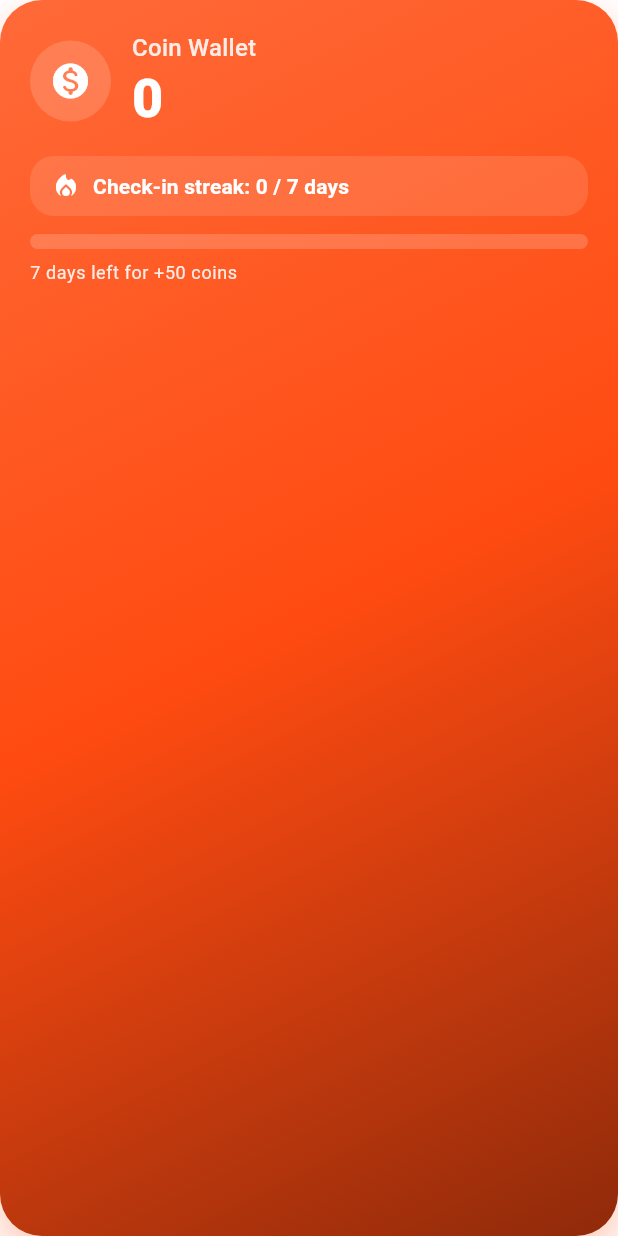
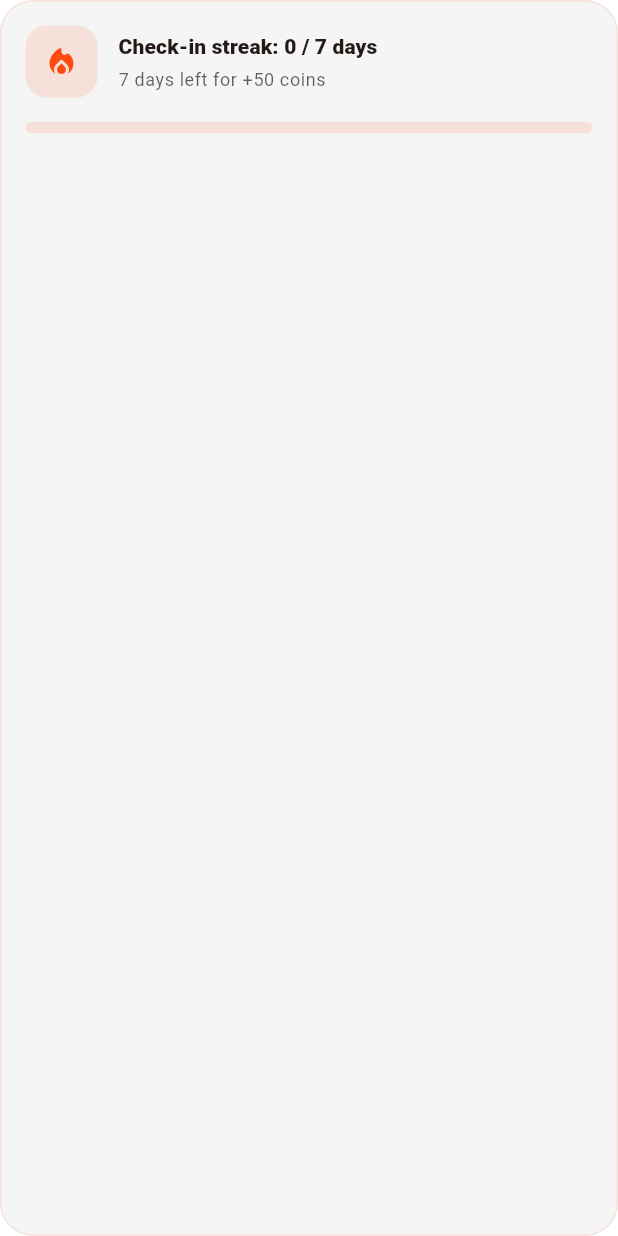
Before and after one commit to SurajChaurasia84/HydraXZone, a Flutter app: the _WalletCard widget shown alone on an empty page, opened directly with empty values, on a phone screen of 412 x 824 dp. Run offline on Flutter 3.47's test engine with Material 3 defaults, Android fonts, the phone set to English and light mode, and no system bars; our stand-ins replace cloud_firestore, file_picker, firebase_auth, firebase_core, firebase_storage, google_sign_in and 1 more; accounts and stored records are empty; generated files the repository leaves out were written again.

Commit message:
Update coins_screen

```diff
--- a/lib/screens/coins_screen.dart
+++ b/lib/screens/coins_screen.dart
@@ -2,6 +2,7 @@ import 'package:cloud_firestore/cloud_firestore.dart';
 import 'package:flutter/material.dart';
 
 import 'coin_service.dart';
+import 'home_screen.dart';
 import 'screen_constants.dart';
 
 class CoinsScreen extends StatelessWidget {
@@ -17,11 +18,13 @@ class CoinsScreen extends StatelessWidget {
         final streak = (data['checkInStreak'] as num?)?.toInt() ?? 0;
         final dailyOpenClaimed = _isClaimedToday(data['lastOpenRewardAt']);
         final adRewardClaimed = _isClaimedToday(data['lastAdRewardAt']);
-        final spinClaimed = _isClaimedToday(data['lastSpinAt']);
         final checkInClaimed = _isClaimedToday(data['lastCheckInAt']);
 
         return Scaffold(
-          appBar: AppBar(title: const Text('Coins')),
+          appBar: AppBar(
+            title: const Text('Coins'),
+            actions: const [CoinBadge(), SizedBox(width: 16)],
+          ),
           body: ListView(
             padding: const EdgeInsets.fromLTRB(20, 12, 20, 28),
             children: [
@@ -63,21 +66,7 @@ class CoinsScreen extends StatelessWidget {
                           successPrefix: 'Ad reward claimed',
                         ),
               ),
-              const SizedBox(height: 12),
-              _RewardActionCard(
-                title: 'Daily Spin',
-                subtitle: 'Spin once daily to win coins',
-                icon: Icons.casino_rounded,
-                buttonText: spinClaimed ? 'Claimed' : 'Spin',
-                enabled: !spinClaimed,
-                onTap: spinClaimed
-                    ? null
-                    : () => _runRewardAction(
-                          context,
-                          () => CoinService.claimDailySpin(),
-                          successPrefix: 'Spin reward won',
-                        ),
-              ),
+
               const SizedBox(height: 12),
               _RewardActionCard(
                 title: '7 Day Check-In',
@@ -166,27 +155,16 @@ class _WalletCard extends StatelessWidget {
   @override
   Widget build(BuildContext context) {
     final progress = (streak / CoinService.checkInGoalDays).clamp(0.0, 1.0);
+    final isDark = Theme.of(context).brightness == Brightness.dark;
 
     return Container(
-      padding: const EdgeInsets.all(20),
+      padding: const EdgeInsets.all(16),
       decoration: BoxDecoration(
-        borderRadius: BorderRadius.circular(28),
-        gradient: const LinearGradient(
-          begin: Alignment.topLeft,
-          end: Alignment.bottomRight,
-          colors: [
-            Color(0xFFFF6A38),
-            primaryColor,
-            Color(0xFF8F2A0A),
-          ],
+        borderRadius: BorderRadius.circular(22),
+        color: isDark ? cardBackground : Colors.grey.shade100,
+        border: Border.all(
+          color: primaryColor.withValues(alpha: 0.12),
         ),
-        boxShadow: const [
-          BoxShadow(
-            color: Color(0x55FF4B11),
-            blurRadius: 24,
-            offset: Offset(0, 12),
-          ),
-        ],
       ),
       child: Column(
         crossAxisAlignment: CrossAxisAlignment.start,
@@ -194,79 +172,48 @@ class _WalletCard extends StatelessWidget {
           Row(
             children: [
               Container(
-                height: 54,
-                width: 54,
+                height: 48,
+                width: 48,
                 decoration: BoxDecoration(
-                  color: Colors.white.withValues(alpha: 0.16),
-                  shape: BoxShape.circle,
+                  color: primaryColor.withValues(alpha: 0.12),
+                  borderRadius: BorderRadius.circular(14),
                 ),
                 child: const Icon(
-                  Icons.monetization_on_rounded,
-                  color: Colors.white,
-                  size: 28,
+                  Icons.local_fire_department_rounded,
+                  color: primaryColor,
                 ),
               ),
               const SizedBox(width: 14),
-              Column(
+              Expanded(
+                child: Column(
                   crossAxisAlignment: CrossAxisAlignment.start,
                   children: [
                     Text(
-                    'Coin Wallet',
-                    style: Theme.of(context).textTheme.titleMedium?.copyWith(
-                          color: Colors.white.withValues(alpha: 0.88),
+                      'Check-in streak: $streak / ${CoinService.checkInGoalDays} days',
+                      style: Theme.of(context).textTheme.titleSmall?.copyWith(
+                            fontWeight: FontWeight.w800,
                           ),
                     ),
+                    const SizedBox(height: 4),
                     Text(
-                    '$coins',
-                    style: Theme.of(context).textTheme.displaySmall?.copyWith(
-                          color: Colors.white,
-                          fontWeight: FontWeight.w900,
-                        ),
-                  ),
-                ],
-              ),
-            ],
-          ),
-          const SizedBox(height: 16),
-          Container(
-            padding: const EdgeInsets.symmetric(horizontal: 14, vertical: 10),
-            decoration: BoxDecoration(
-              color: Colors.white.withValues(alpha: 0.12),
-              borderRadius: BorderRadius.circular(16),
-            ),
-            child: Row(
-              children: [
-                const Icon(
-                  Icons.local_fire_department_rounded,
-                  color: Colors.white,
-                  size: 20,
-                ),
-                const SizedBox(width: 8),
-                Text(
-                  'Check-in streak: $streak / ${CoinService.checkInGoalDays} days',
-                  style: Theme.of(context).textTheme.titleSmall?.copyWith(
-                        color: Colors.white,
-                        fontWeight: FontWeight.w700,
+                      '${CoinService.checkInGoalDays - streak} days left for +${CoinService.checkInGoalReward} coins',
+                      style: Theme.of(context).textTheme.bodySmall?.copyWith(
+                            color: Theme.of(context).colorScheme.onSurface.withValues(alpha: 0.7),
                           ),
                     ),
                   ],
                 ),
               ),
-          const SizedBox(height: 12),
+            ],
+          ),
+          const SizedBox(height: 16),
           ClipRRect(
             borderRadius: BorderRadius.circular(999),
             child: LinearProgressIndicator(
               value: progress,
-              minHeight: 10,
-              backgroundColor: Colors.white.withValues(alpha: 0.18),
-              valueColor: const AlwaysStoppedAnimation<Color>(Colors.white),
-            ),
-          ),
-          const SizedBox(height: 8),
-          Text(
-            '${CoinService.checkInGoalDays - streak} days left for +${CoinService.checkInGoalReward} coins',
-            style: Theme.of(context).textTheme.bodySmall?.copyWith(
-                  color: Colors.white.withValues(alpha: 0.88),
+              minHeight: 8,
+              backgroundColor: primaryColor.withValues(alpha: 0.12),
+              valueColor: const AlwaysStoppedAnimation<Color>(primaryColor),
             ),
           ),
         ],
```
Lines whose indentation alone changed are shown as unchanged.
